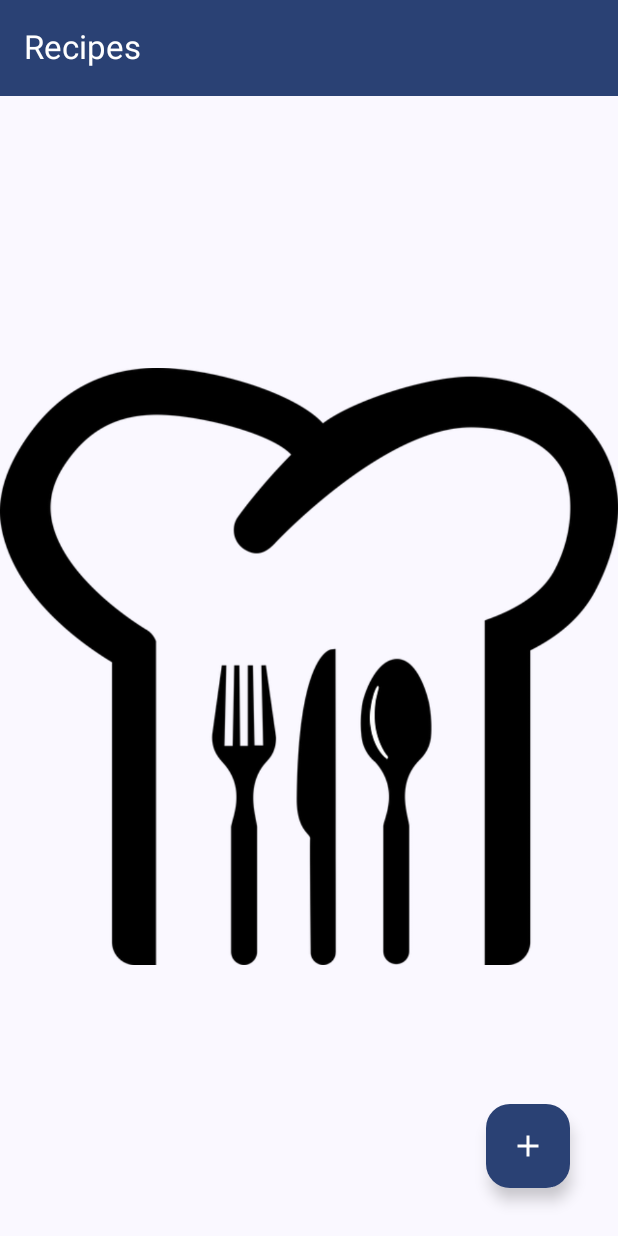
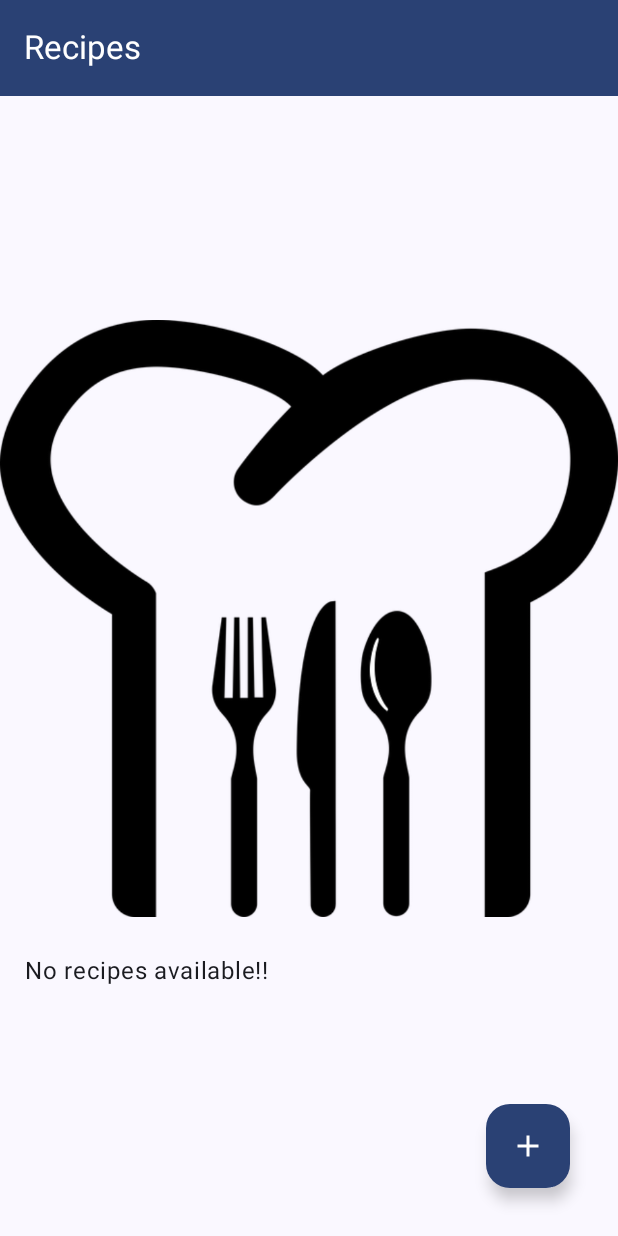
Before and after one commit to MayrThomas/project-meal, an Android app built with Jetpack Compose: the screen it shows after launch (MainActivity), on a phone screen of 412 x 824 dp. Run offline under Robolectric (Android 15) with nearby library versions, the phone set to English and light mode, and no system bars; our stand-ins replace Room's generated code, livedata-compose.

Commit message:
add text to item if no recipes are available

```diff
--- a/projectMeal/app/src/main/java/at/thomas/mayr/projectMeal/view/EmptyRecipeGridItem.kt
+++ b/projectMeal/app/src/main/java/at/thomas/mayr/projectMeal/view/EmptyRecipeGridItem.kt
@@ -1,13 +1,19 @@
 package at.thomas.mayr.projectMeal.view
 
 import androidx.compose.foundation.Image
+import androidx.compose.foundation.layout.Arrangement
 import androidx.compose.foundation.layout.Box
+import androidx.compose.foundation.layout.Column
 import androidx.compose.foundation.layout.fillMaxSize
+import androidx.compose.foundation.layout.padding
+import androidx.compose.material3.Text
 import androidx.compose.runtime.Composable
 import androidx.compose.ui.Alignment
 import androidx.compose.ui.Modifier
 import androidx.compose.ui.graphics.ImageBitmap
 import androidx.compose.ui.res.imageResource
+import androidx.compose.ui.text.style.TextAlign
+import androidx.compose.ui.unit.dp
 import at.thomas.mayr.projectMeal.R
 
 @Composable
@@ -15,10 +21,19 @@ fun EmptyRecipeGridItem() {
     Box(
         Modifier.fillMaxSize()
     ) {
-        Image(
-            bitmap = ImageBitmap.imageResource(id = R.drawable.chef_hat),
-            contentDescription = "Empty recipe list icon",
-            Modifier.align(Alignment.Center)
-        )
+        Column(
+            Modifier.align(Alignment.Center),
+            verticalArrangement = Arrangement.spacedBy(8.dp)
+        ) {
+            Image(
+                bitmap = ImageBitmap.imageResource(id = R.drawable.chef_hat),
+                contentDescription = "Empty recipe list icon",
+            )
+            Text(
+                text = "No recipes available!!",
+                textAlign = TextAlign.Center,
+                modifier = Modifier.padding(16.dp)
+            )
+        }
     }
 }
```
